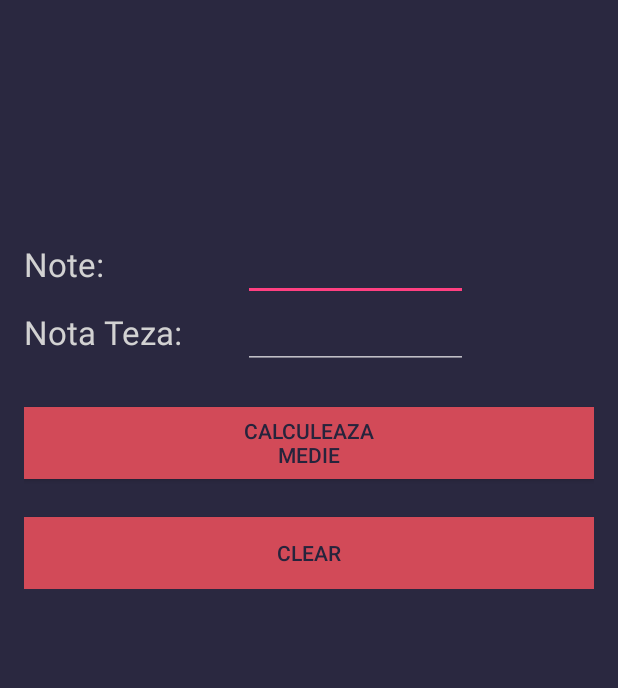
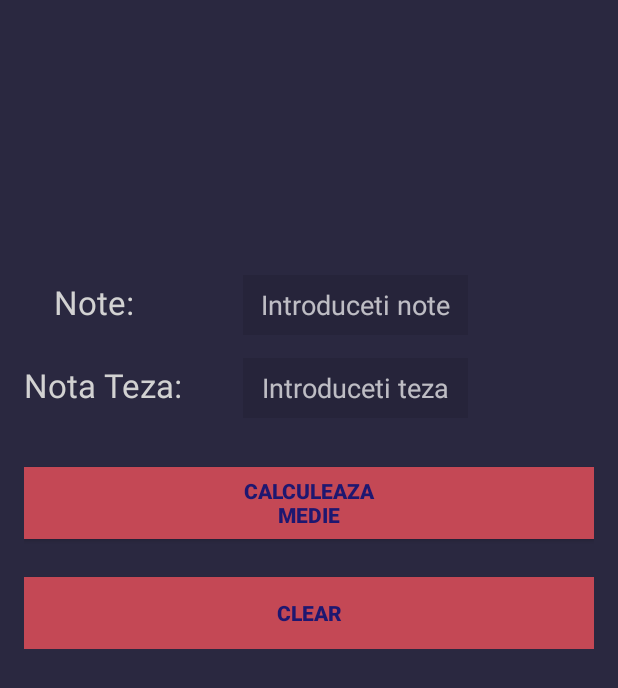
Before and after one commit to alexDamian99/CalculMedie2, an Android app: the screen it shows after launch (MainActivity), after a tap on "CLEAR", on a phone screen of 412 x 824 dp. Shown: the top 688 px of the screen. Run offline under Robolectric (Android 15) with nearby library versions, the light colour scheme and no system bars.

Commit message:
-exception case: more marks in editTeza -hide keyboard onMedieClick -toggle(show) keyboard onClearClick -added hint in editNote, editTeza -changed the background color of editNote, editTeza -changed the text color of btnMedie, btnClear

```diff
--- a/app/src/main/java/com/example/alex/calculmedie/MainActivity.java
+++ b/app/src/main/java/com/example/alex/calculmedie/MainActivity.java
@@ -1,9 +1,12 @@
 package com.example.alex.calculmedie;
 
+import android.content.Context;
 import android.support.v7.app.AppCompatActivity;
 import android.os.Bundle;
 import android.view.View;
 import android.view.WindowManager;
+import android.view.inputmethod.InputMethod;
+import android.view.inputmethod.InputMethodManager;
 import android.widget.ImageView;
 import android.widget.TextView;
 import android.widget.EditText;
@@ -13,7 +16,6 @@ import android.widget.Toast;
 
 public class MainActivity extends AppCompatActivity {
 
-
     @Override
     protected void onCreate(Bundle savedInstanceState) {
         super.onCreate(savedInstanceState);
@@ -21,37 +23,27 @@ public class MainActivity extends AppCompatActivity {
 
     }
 
-    /*private String clearSpace(String t){
-        char[] s;
-        s = t.toCharArray();
-        int len = s.length;
-        for(int i = 0; i < len; ++i){
-            if(s[i] == ' '){
-                int j = i + 1;
-                while(s[j] == ' ') {
-                    for(int p = j; p < len-1; ++p)
-                        s[p] = s[p+1];
-                    len--;
-                }
-            }
-        }
-        String l = s.toString();
-        return l;
-    }*/
+    public void onClickMedie(View v){
+        //hide keyboard
+        InputMethodManager imm = (InputMethodManager)getSystemService(Context.INPUT_METHOD_SERVICE);
+        imm.hideSoftInputFromWindow(findViewById(R.id.btnMedie).getWindowToken(), InputMethodManager.RESULT_UNCHANGED_SHOWN);
 
-    public void onClickMedie(View v){
-        String s;
-        String[] note;
-        s = ((EditText)findViewById(R.id.editNote)).getText().toString();
-        note = s.split("\\s");
-        s = ((EditText)findViewById(R.id.editTeza)).getText().toString();
+        String sNote; // stringul pt note
+        String[] note; // notele introduse in editNote
+        sNote = ((EditText)findViewById(R.id.editNote)).getText().toString(); // gets the marks from the editNote
+        if (sNote.compareTo("") == 0) Toast.makeText(getApplicationContext(), "Introduceti note", Toast.LENGTH_LONG).show();
+        note = sNote.split("\\s"); // splits them in note[]
+
+        String sTeza; // stringul pt teza
+        sTeza = ((EditText)findViewById(R.id.editTeza)).getText().toString(); // gets the marks from editTeza
+        String[] teza;
+        teza = sTeza.split("\\s"); // puts all the marks from editTeza in teza[]
+
         double S = 0;
         int K = 0;
 
         try{
             for(String str : note){
-                    //String f = clearSpace(str);
-                    //System.out.println(f);
                     double nr;
                     if (str.compareTo("") != 0) {
                         nr = Integer.parseInt(str);
@@ -62,14 +54,15 @@ public class MainActivity extends AppCompatActivity {
             S/=K;
 
             try{
-                double teza = Integer.parseInt(s);
-                S = (S * 3 + teza)/4;
+                double Teza = Integer.parseInt(teza[0]); // parses the first mark in editTeza
+                S = (S * 3 + Teza)/4;
             }catch (Exception e){
                 Toast t =  Toast.makeText(getApplicationContext(), "Lipsa teza", Toast.LENGTH_SHORT);
                 t.show();
             }
 
-            ((TextView)findViewById(R.id.txtViewMedie)).setText(String.format("%.2f", S));
+            if (sNote.compareTo("") != 0) ((TextView)findViewById(R.id.txtViewMedie)).setText(String.format("%.2f", S));  // if the editTexts are filled do make the medie
+            else ((TextView)findViewById(R.id.txtViewMedie)).setText(""); // else show Medie as ""
 
         }catch(Exception e){
             Toast t = Toast.makeText(getApplicationContext(), "Date incorecte", Toast.LENGTH_SHORT);
@@ -79,6 +72,12 @@ public class MainActivity extends AppCompatActivity {
     }
 
     public void onClickClear(View v){
+        //hide keyboard
+        InputMethodManager imm = (InputMethodManager)getSystemService(Context.INPUT_METHOD_SERVICE);
+        imm.toggleSoftInput(InputMethodManager.SHOW_FORCED,0); // aici nu am gasit cum sa fie doar "show keyboard".. :/ am gasit doar toggle
+        /*asta nu merge
+        imm.showSoftInput(findViewById(R.id.btnClear), InputMethod.SHOW_FORCED); */
+
         ((TextView)findViewById(R.id.txtViewMedie)).setText("");
         ((EditText)findViewById(R.id.editNote)).setText("");
         ((EditText)findViewById(R.id.editTeza)).setText("");
--- a/app/src/main/res/layout/activity_main.xml
+++ b/app/src/main/res/layout/activity_main.xml
@@ -30,7 +30,7 @@
 
             <TextView
                 android:layout_width="wrap_content"
-                android:layout_height="wrap_content"
+                android:layout_height="57dp"
                 android:textAppearance="?android:attr/textAppearanceLarge"
                 android:id="@+id/txtViewMedie"
                 android:layout_gravity="center_horizontal"
@@ -46,10 +46,11 @@
                 android:layout_height="match_parent">
 
                 <TextView
-                    android:layout_width="wrap_content"
-                    android:layout_height="wrap_content"
+                    android:layout_width="93dp"
+                    android:layout_height="52dp"
                     android:textAppearance="?android:attr/textAppearanceLarge"
                     android:text="@string/note"
+                    android:textAlignment="center"
                     android:id="@+id/txtViewNote"
                     android:layout_row="0"
                     android:layout_column="1"
@@ -58,14 +59,17 @@
                 <EditText
                     android:inputType="text"
                     android:layout_width="150dip"
-                    android:layout_height="wrap_content"
+                    android:layout_height="40dip"
+                    android:textAlignment="center"
                     android:id="@+id/editNote"
+                    android:hint="@string/hintEditNote"
+                    android:background="#26243a"
                     android:layout_row="0"
                     android:layout_column="3" />
 
                 <TextView
                     android:layout_width="wrap_content"
-                    android:layout_height="wrap_content"
+                    android:layout_height="44dp"
                     android:textAppearance="?android:attr/textAppearanceLarge"
                     android:text="@string/notaTeza"
                     android:id="@+id/txtViewTeza"
@@ -82,8 +86,11 @@
                 <EditText
                     android:inputType="text"
                     android:layout_width="150dip"
-                    android:layout_height="wrap_content"
+                    android:layout_height="40dip"
+                    android:textAlignment="center"
                     android:id="@+id/editTeza"
+                    android:hint="@string/hintEditTeza"
+                    android:background="#26243a"
                     android:layout_row="1"
                     android:layout_column="3" />
 
@@ -104,28 +111,31 @@
                     android:layout_width="wrap_content"
                     android:layout_height="wrap_content"
                     android:text="@string/btnClear"
+                    android:textColor="#1e1770"
+                    android:textStyle="bold"
                     android:id="@+id/btnClear"
-                    android:background="#D24A58"
+                    android:background="#c44855"
                     android:layout_row="7"
                     android:layout_column="1"
                     android:layout_columnSpan="4"
                     android:layout_gravity="fill_horizontal"
-                    android:onClick="onClickClear"
-                    android:textColor="#26243C" />
+                    android:onClick="onClickClear" />
 
                 <Button
                     android:layout_width="wrap_content"
                     android:layout_height="wrap_content"
                     android:text="@string/btnCalcMedie"
+                    android:textColor="#1e1770"
+                    android:textStyle="bold"
                     android:id="@+id/btnMedie"
-                    android:background="#D24A58"
+                    android:background="#c44855"
                     android:layout_row="3"
                     android:layout_column="1"
                     android:layout_rowSpan="2"
                     android:layout_columnSpan="4"
                     android:layout_gravity="fill_horizontal"
                     android:onClick="onClickMedie"
-                    android:textColor="#26243C" />
+                     />
 
             </GridLayout>
 
--- a/app/src/main/res/values/strings.xml
+++ b/app/src/main/res/values/strings.xml
@@ -4,5 +4,7 @@
     <string name="notaTeza">Nota Teza:</string>
     <string name="btnClear">Clear</string>
     <string name="btnCalcMedie">Calculeaza\nMedie</string>
+    <string name="hintEditNote">Introduceti note</string>
+    <string name="hintEditTeza">Introduceti teza</string>
 
 </resources>
```
